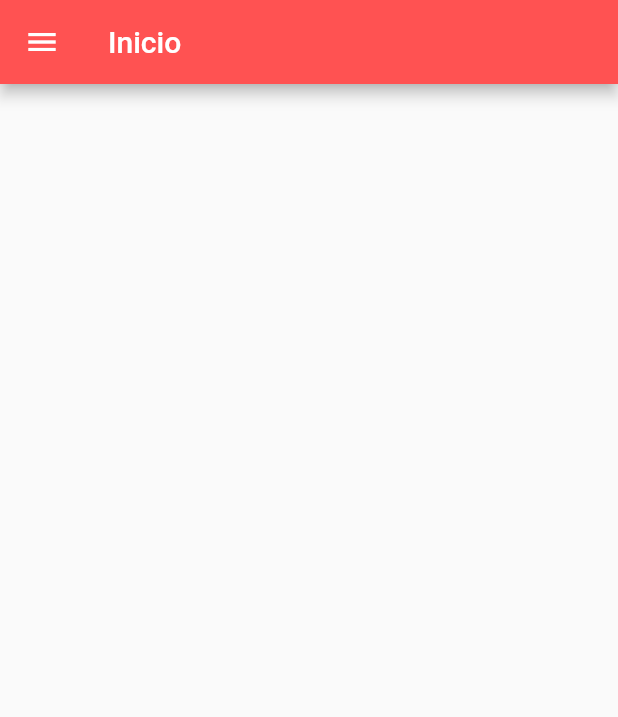
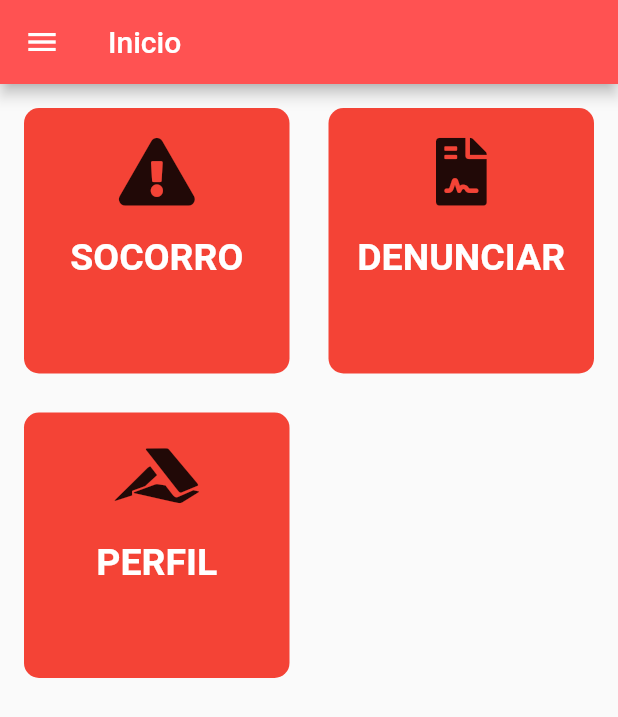
Before and after one commit to andreganda/APP_VITORIA_FORTE_FLUTTER, a Flutter app: the HomePage screen opened directly, on a phone screen of 412 x 824 dp. Shown: the top 717 px of the screen. Run offline on Flutter 3.47's test engine with Material 2 defaults, Android fonts, the phone set to English and light mode, and no system bars; our stand-ins replace brasil_fields, flutter_zoom_drawer, font_awesome_flutter, image_cropper, image_picker, shared_preferences; missing offline and left inert: dart:html, signalr_client; accounts and stored records are empty.

Commit message:
Inclusão da page HOME

```diff
--- a/lib/constants.dart
+++ b/lib/constants.dart
@@ -2,5 +2,6 @@ import 'package:flutter/material.dart';
 
 const mainColor = Color(0xff2470c7);
 // const baseUrl = "http://vitoriaforte.web22f41.kinghost.net/api/";
-const baseUrl = "http://192.168.1.52:45456/api/";
+const baseUrl = "https://oaksolucoes.com.br/api/";
+const baseUrlHub = "https://oaksolucoes.com.br/chatHub";
 // const baseUrl = "http://oaksolucoes.web22f42.kinghost.net/api/";
--- a/lib/pages/home/home-page.dart
+++ b/lib/pages/home/home-page.dart
@@ -1,4 +1,8 @@
 import 'package:flutter/material.dart';
+import 'package:font_awesome_flutter/font_awesome_flutter.dart';
+import 'package:vitoria_forte/pages/denunciar/denunciar-page.dart';
+import 'package:vitoria_forte/pages/index.dart';
+import 'package:vitoria_forte/pages/panico/botao-panico.dart';
 import 'package:vitoria_forte/widget/menu-widget.dart';
 
 class HomePage extends StatefulWidget {
@@ -17,6 +21,70 @@ class _HomePageState extends State<HomePage> {
         ),
         leading: MenuWidget(),
       ),
+      body: SafeArea(
+        child: Padding(
+          padding: EdgeInsets.all(8),
+          child: GridView.count(
+            //primary: false,
+            //padding: const EdgeInsets.all(20),
+            crossAxisSpacing: 10,
+            mainAxisSpacing: 10,
+            crossAxisCount: 2,
+            children: <Widget>[
+              _buildContainer(
+                  context, 'SOCORRO', FontAwesomeIcons.exclamationTriangle, 1),
+              _buildContainer(
+                  context, 'DENUNCIAR', FontAwesomeIcons.fileContract, 2),
+              _buildContainer(context, 'PERFIL', FontAwesomeIcons.accusoft, 3),
+            ],
+          ),
+        ),
+      ),
     );
   }
 }
+
+Widget _buildContainer(
+    BuildContext context, String msgBtn, IconData icon, int page) {
+  return Padding(
+    padding: EdgeInsets.all(8),
+    child: GestureDetector(
+      onTap: () {
+        Navigator.of(context).pushReplacement(MaterialPageRoute(
+            builder: (context) => IndexPage(
+                  currentPage: 1,
+                )));
+      },
+      child: Container(
+        height: 150,
+        width: 200,
+        decoration: BoxDecoration(
+          color: Colors.red,
+          borderRadius: BorderRadius.circular(10),
+        ),
+        child: Column(
+          children: [
+            SizedBox(
+              height: 20,
+            ),
+            Container(
+                child: FaIcon(
+              icon,
+              size: 45,
+            )),
+            SizedBox(
+              height: 20,
+            ),
+            Text(
+              msgBtn,
+              style: TextStyle(
+                  color: Colors.white,
+                  fontSize: 25,
+                  fontWeight: FontWeight.bold),
+            )
+          ],
+        ),
+      ),
+    ),
+  );
+}
--- a/lib/pages/panico/botao-panico.dart
+++ b/lib/pages/panico/botao-panico.dart
@@ -8,15 +8,15 @@ import 'package:vitoria_forte/Model/Usuario.dart';
 import 'package:vitoria_forte/widget/menu-widget.dart';
 import 'package:signalr_client/signalr_client.dart';
 
+import '../../constants.dart';
+
 class PanicoPage extends StatefulWidget {
   @override
   _PanicoPageState createState() => _PanicoPageState();
 }
 
 class _PanicoPageState extends State<PanicoPage> {
-  final hubConnection = HubConnectionBuilder()
-      .withUrl("http://vitoriaforte.web22f41.kinghost.net/chatHub")
-      .build();
+  final hubConnection = HubConnectionBuilder().withUrl(baseUrlHub).build();
 
   final List<String> messages = new List<String>();
 
--- a/pubspec.yaml
+++ b/pubspec.yaml
@@ -17,6 +17,7 @@ dependencies:
   signalr_client: ^0.1.6
   image_picker: ^0.6.7+4
   image_cropper: ^1.2.3
+  font_awesome_flutter: ^9.1.0
   # The following adds the Cupertino Icons font to your application.
   # Use with the CupertinoIcons class for iOS style icons.
   cupertino_icons: ^1.0.0
```
Also changed, not shown: lib/pages/index.dart (+24 -1 lines), pubspec.lock.
